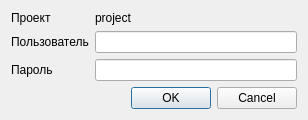
This is client/tqlogindlg.ui in sshmakov/Traquera as Qt 5 draws it before an edit. The edited form follows.
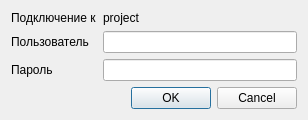
This is the edited form.

```diff
--- a/client/tqlogindlg.ui
+++ b/client/tqlogindlg.ui
@@ -60,7 +60,7 @@
    <item row="0" column="0">
     <widget class="QLabel" name="label_4">
      <property name="text">
-      <string>Проект</string>
+      <string>Подключение к</string>
      </property>
     </widget>
    </item>
```
